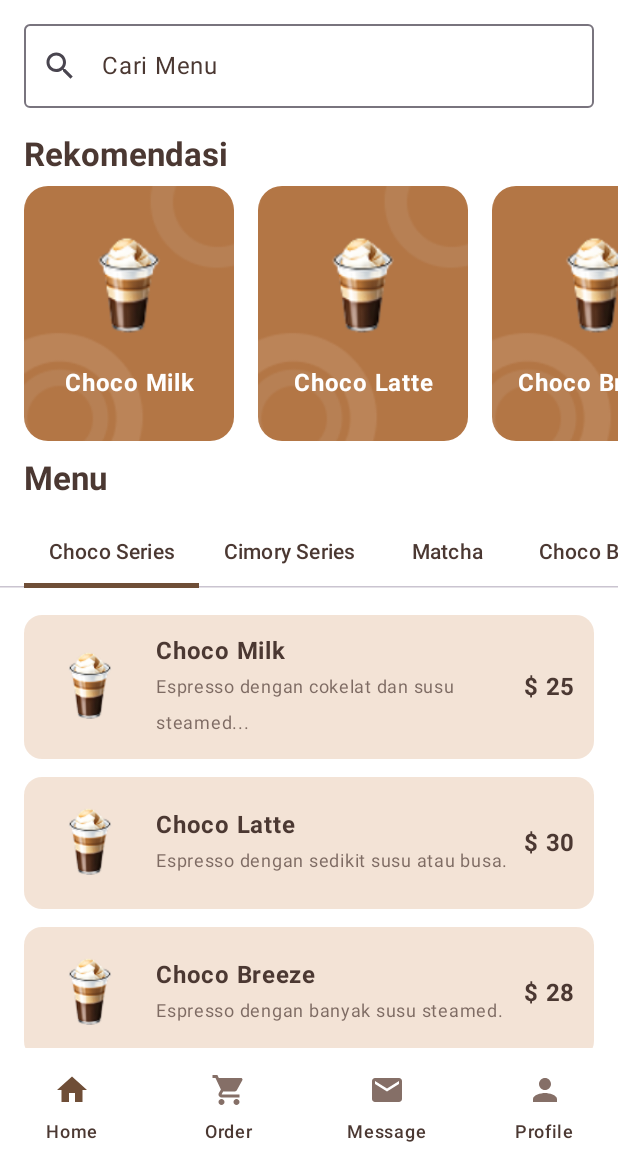
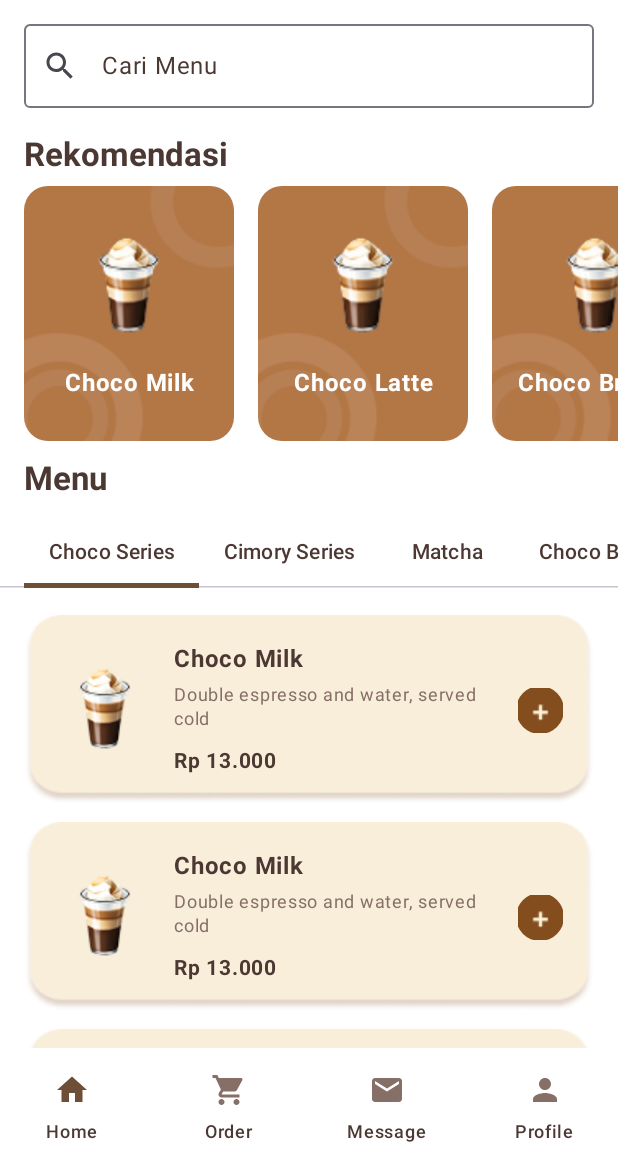
Before and after one commit to NazmiHakim/PolattaApp, an Android app built with Jetpack Compose: the screen it shows after launch (MainActivity), on a phone screen of 412 x 824 dp, the part 68-1236 px from its top. Run offline under Robolectric (Android 15) with nearby library versions, the phone set to English and light mode, and no system bars.

Commit message:
landing page update

```diff
--- a/app/src/main/java/com/example/pondokcokelathatta/data/model/DummyData.kt
+++ b/app/src/main/java/com/example/pondokcokelathatta/data/model/DummyData.kt
@@ -13,54 +13,48 @@ object DummyData {
         MenuItem(
             name = "Choco Milk",
             description = "Espresso dengan cokelat dan susu steamed.",
-            price = 25,
+            price = 25000,
             imageRes = R.drawable.choco_milk // Ganti dengan drawable Anda
         ),
         MenuItem(
             name = "Choco Latte",
             description = "Espresso dengan sedikit susu atau busa.",
-            price = 30,
+            price = 30000,
             imageRes = R.drawable.choco_milk // Ganti dengan drawable Anda
         ),
         MenuItem(
             name = "Choco Breeze",
             description = "Espresso dengan banyak susu steamed.",
-            price = 28,
+            price = 28000,
             imageRes = R.drawable.choco_milk // Ganti dengan drawable Anda
         )
     )
 
-    // Daftar semua item menu yang tersedia.
+    // Daftar semua item menu yang tersedia (diperbarui sesuai screenshot).
     val menuItems = listOf(
         MenuItem(
             name = "Choco Milk",
-            description = "Espresso dengan cokelat dan susu steamed...",
-            price = 25,
-            imageRes = R.drawable.choco_milk // Ganti dengan drawable Anda
+            description = "Double espresso and water, served cold",
+            price = 13000,
+            imageRes = R.drawable.choco_milk // Pastikan drawable ini ada
         ),
         MenuItem(
-            name = "Choco Latte",
-            description = "Espresso dengan sedikit susu atau busa.",
-            price = 30,
-            imageRes = R.drawable.choco_milk // Ganti dengan drawable Anda
+            name = "Choco Milk",
+            description = "Double espresso and water, served cold",
+            price = 13000,
+            imageRes = R.drawable.choco_milk // Pastikan drawable ini ada
         ),
         MenuItem(
-            name = "Choco Breeze",
-            description = "Espresso dengan banyak susu steamed.",
-            price = 28,
-            imageRes = R.drawable.choco_milk // Ganti dengan drawable Anda
+            name = "Choco Milk",
+            description = "Double espresso and water, served cold",
+            price = 13000,
+            imageRes = R.drawable.choco_milk // Pastikan drawable ini ada
         ),
         MenuItem(
-            name = "Café con Leche",
-            description = "Mirip dengan latte, dibuat dengan kopi kental.",
-            price = 24,
-            imageRes = R.drawable.choco_milk // Ganti dengan drawable Anda
-        ),
-        MenuItem(
-            name = "Café Cubano",
-            description = "Espresso dengan gula, menghasilkan kopi manis.",
-            price = 20,
-            imageRes = R.drawable.choco_milk // Ganti dengan drawable Anda
+            name = "Choco Milk",
+            description = "Double espresso and water, served cold",
+            price = 13000,
+            imageRes = R.drawable.choco_milk // Pastikan drawable ini ada
         )
     )
 }
--- a/app/src/main/java/com/example/pondokcokelathatta/ui/components/MenuList.kt
+++ b/app/src/main/java/com/example/pondokcokelathatta/ui/components/MenuList.kt
@@ -4,9 +4,7 @@ import androidx.compose.foundation.Image
 import androidx.compose.foundation.layout.*
 import androidx.compose.foundation.lazy.LazyColumn
 import androidx.compose.foundation.lazy.items
-import androidx.compose.foundation.shape.RoundedCornerShape
-import androidx.compose.material3.Card
-import androidx.compose.material3.CardDefaults
+import androidx.compose.material3.IconButton
 import androidx.compose.material3.Text
 import androidx.compose.runtime.Composable
 import androidx.compose.ui.Alignment
@@ -17,9 +15,10 @@ import androidx.compose.ui.text.font.FontWeight
 import androidx.compose.ui.text.style.TextOverflow
 import androidx.compose.ui.unit.dp
 import androidx.compose.ui.unit.sp
+import com.example.pondokcokelathatta.R
 import com.example.pondokcokelathatta.model.MenuItem
-import com.example.pondokcokelathatta.ui.theme.OrangeAccent
 import com.example.pondokcokelathatta.ui.theme.TextPrimary
+import com.example.pondokcokelathatta.ui.theme.TextSecondary
 
 @Composable
 fun MenuList(menuItems: List<MenuItem>) {
@@ -38,35 +37,78 @@ fun MenuList(menuItems: List<MenuItem>) {
 
 @Composable
 fun MenuCard(item: MenuItem) {
-    Card(
-        modifier = Modifier.fillMaxWidth(),
-        shape = RoundedCornerShape(12.dp),
-        colors = CardDefaults.cardColors(containerColor = OrangeAccent.copy(alpha = 0.3f)) // Warna kartu lebih soft
+    // Box digunakan untuk menumpuk gambar latar belakang dan konten.
+    Box(
+        modifier = Modifier
+            .fillMaxWidth()
+            .height(126.dp) // Menggunakan tinggi 126dp sesuai permintaan Anda.
     ) {
+        // Gambar latar belakang untuk kartu menu.
+        Image(
+            // Pastikan Anda telah menambahkan 'menu_card.png' ke folder drawable Anda.
+            painter = painterResource(id = R.drawable.menu_card),
+            contentDescription = "Menu item background",
+            modifier = Modifier.fillMaxSize(),
+            contentScale = ContentScale.FillBounds // Memastikan gambar mengisi seluruh area Box.
+        )
+
+        // Konten (gambar minuman, teks, tombol) ditempatkan di atas latar belakang.
         Row(
-            modifier = Modifier.padding(12.dp),
+            modifier = Modifier
+                .fillMaxSize()
+                .padding(horizontal = 20.dp, vertical = 8.dp),
             verticalAlignment = Alignment.CenterVertically
         ) {
             Image(
                 painter = painterResource(id = item.imageRes),
                 contentDescription = item.name,
                 modifier = Modifier
-                    .size(64.dp)
-                    .padding(4.dp),
+                    .size(80.dp)
+                    .padding(end = 12.dp),
                 contentScale = ContentScale.Fit
             )
-            Spacer(Modifier.width(12.dp))
-            Column(modifier = Modifier.weight(1f)) {
-                Text(item.name, fontWeight = FontWeight.Bold, color = TextPrimary)
+
+            // Kolom untuk nama, deskripsi, dan harga.
+            Column(
+                modifier = Modifier.weight(1f),
+                verticalArrangement = Arrangement.Center
+            ) {
                 Text(
-                    item.description,
+                    text = item.name,
+                    fontWeight = FontWeight.Bold,
+                    color = TextPrimary,
+                    fontSize = 16.sp
+                )
+                Spacer(Modifier.height(4.dp))
+                Text(
+                    text = item.description,
                     fontSize = 12.sp,
+                    color = TextSecondary,
                     maxLines = 2,
                     overflow = TextOverflow.Ellipsis,
-                    color = TextPrimary.copy(alpha = 0.7f)
+                    lineHeight = 16.sp
+                )
+                Spacer(Modifier.height(8.dp))
+                // Memformat harga agar sesuai dengan format "Rp 13.000"
+                Text(
+                    text = "Rp ${"%,d".format(item.price).replace(',', '.')}",
+                    fontWeight = FontWeight.Bold,
+                    color = TextPrimary,
+                    fontSize = 14.sp
                 )
             }
-            Text("$ ${item.price}", fontWeight = FontWeight.Bold, color = TextPrimary)
+
+            // Tombol plus di sebelah kanan.
+            IconButton(
+                onClick = { /* TODO: Tambahkan logika untuk aksi tombol ini */ },
+                modifier = Modifier.size(32.dp)
+            ) {
+                Image(
+                    // Pastikan Anda telah menambahkan 'button_plus.png' ke folder drawable Anda.
+                    painter = painterResource(id = R.drawable.button_plus),
+                    contentDescription = "Add"
+                )
+            }
         }
     }
 }
```
Also changed, not shown: app/src/main/res/drawable/button_plus.png (added), app/src/main/res/drawable/menu_card.png (added).
